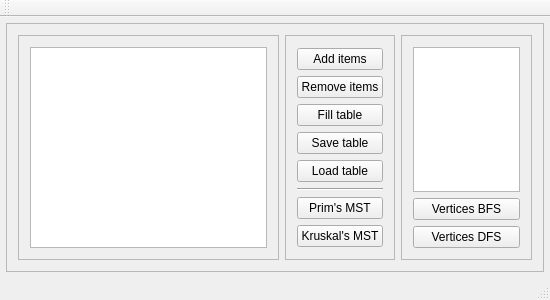
Before: the Qt Designer form GraphTheoryLabs/mainwindow.ui in NikitaHrinko/GraphTheoryLabs, drawn with Qt 5.
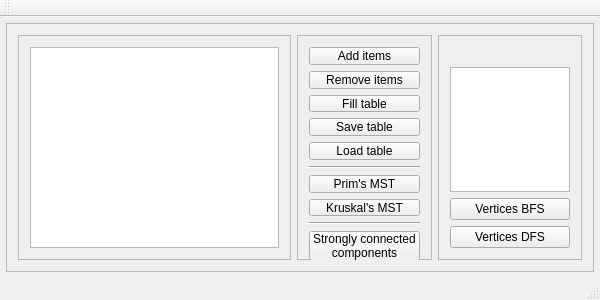
After: the same form once the commit is applied.

Commit message: added strongly connected component search

The edit to the form file:
```diff
--- a/GraphTheoryLabs/mainwindow.ui
+++ b/GraphTheoryLabs/mainwindow.ui
@@ -6,13 +6,13 @@
    <rect>
     <x>0</x>
     <y>0</y>
-    <width>550</width>
+    <width>600</width>
     <height>300</height>
    </rect>
   </property>
   <property name="minimumSize">
    <size>
-    <width>550</width>
+    <width>600</width>
     <height>300</height>
    </size>
   </property>
@@ -135,6 +135,27 @@
                 </property>
                </widget>
               </item>
+              <item>
+               <widget class="Line" name="line_2">
+                <property name="orientation">
+                 <enum>Qt::Horizontal</enum>
+                </property>
+               </widget>
+              </item>
+              <item>
+               <widget class="QPushButton" name="pushSCC">
+                <property name="minimumSize">
+                 <size>
+                  <width>0</width>
+                  <height>30</height>
+                 </size>
+                </property>
+                <property name="text">
+                 <string>Strongly connected
+components</string>
+                </property>
+               </widget>
+              </item>
              </layout>
             </item>
            </layout>
@@ -161,20 +182,27 @@
             <enum>QFrame::Raised</enum>
            </property>
            <layout class="QGridLayout" name="gridLayout_3">
-            <item row="0" column="0">
-             <widget class="QListWidget" name="listWidget"/>
+            <item row="3" column="0">
+             <widget class="QPushButton" name="pushVerticesDFS">
+              <property name="text">
+               <string>Vertices DFS</string>
+              </property>
+             </widget>
             </item>
             <item row="1" column="0">
+             <widget class="QListWidget" name="listWidget"/>
+            </item>
+            <item row="2" column="0">
              <widget class="QPushButton" name="pushVerticesBFS">
               <property name="text">
                <string>Vertices BFS</string>
               </property>
              </widget>
             </item>
-            <item row="2" column="0">
-             <widget class="QPushButton" name="pushVerticesDFS">
+            <item row="0" column="0">
+             <widget class="QLabel" name="labelListTitle">
               <property name="text">
-               <string>Vertices DFS</string>
+               <string/>
               </property>
              </widget>
             </item>
```
Left out of the diff: 2 changed lines with no effect on the pictures. The commit also changes 4 other files.
